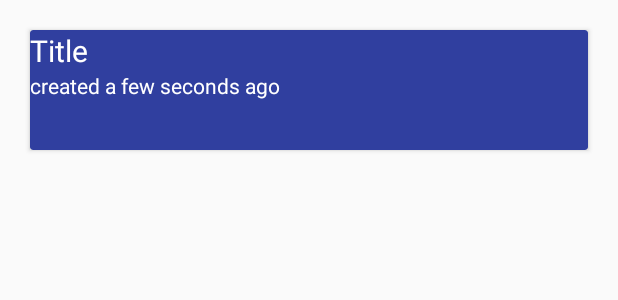
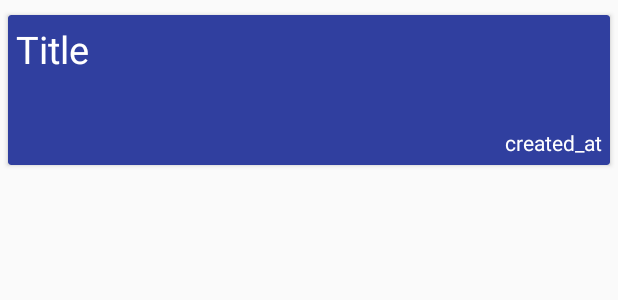
Before and after one commit to dkaushik95/Capstone-Udacity, an Android app: the layout announcement_list_item.xml on its own in the app's theme, with its tools: preview values and no code run, on a phone screen of 412 x 824 dp. Shown: the top 300 px of the screen. Run offline under Robolectric (Android 15) with nearby library versions, the phone set to English and light mode, and no system bars; network calls fail.

```diff
--- a/Frontend/Anunciar/app/src/main/java/anunciar/dishant/com/anunciar/API/API_Calls.java
+++ b/Frontend/Anunciar/app/src/main/java/anunciar/dishant/com/anunciar/API/API_Calls.java
@@ -9,4 +9,5 @@ public class API_Calls {
     public static String GET_ANNOUNCEMENT(int key){
         return GET_ALL_ANNOUNCMENT+"/"+key;
     }
+    public static final String GET_COUNT = "https://anunciar-backend.herokuapp.com/api/v1/counters/count";
 }
--- a/Frontend/Anunciar/app/src/main/java/anunciar/dishant/com/anunciar/UI/Login.java
+++ b/Frontend/Anunciar/app/src/main/java/anunciar/dishant/com/anunciar/UI/Login.java
@@ -83,7 +83,6 @@ public class Login extends AppCompatActivity implements GoogleApiClient.OnConnec
             sp.edit().putString("user_displayName",acct.getDisplayName()).apply();
             sp.edit().putString("user_email",acct.getEmail()).apply();
             sp.edit().putString("user_ID",acct.getId()).apply();
-            //TODO send to mainActivity
 
             Intent intent = new Intent(this, MainActivity.class);
             startActivity(intent);
@@ -93,6 +92,7 @@ public class Login extends AppCompatActivity implements GoogleApiClient.OnConnec
             //TODO remove this in release build
             Intent intent = new Intent(this, MainActivity.class);
             startActivity(intent);
+
             Log.e(TAG, "handleSignInResult: "+result.toString());
             Toast toast = Toast.makeText(getApplicationContext(), result.toString(), Toast.LENGTH_SHORT);
             toast.show();
--- a/Frontend/Anunciar/app/src/main/res/layout/announcement_list_item.xml
+++ b/Frontend/Anunciar/app/src/main/res/layout/announcement_list_item.xml
@@ -3,36 +3,38 @@
     xmlns:tools="http://schemas.android.com/tools"
     android:orientation="vertical"
     android:backgroundTint="@color/colorPrimaryDark"
-    android:layout_width="match_parent"
+    android:layout_width="wrap_content"
     android:layout_height="wrap_content"
-    android:layout_margin="20dp"
+    android:layout_marginEnd="5dp"
+    android:layout_marginStart="5dp"
+    android:layout_marginBottom="50dp"
+    android:layout_marginTop="10dp"
     android:elevation="16dp">
-    <LinearLayout
-        android:orientation="vertical"
+    <RelativeLayout
         android:layout_width="match_parent"
-        android:layout_height="80dp">
+        android:layout_height="100dp">
+        <TextView
+            android:layout_width="wrap_content"
+            android:layout_height="wrap_content"
+            android:id="@+id/card_title"
+            android:text="Title"
+            android:textSize="25sp"
+            android:textColor="#fff"
+            android:layout_alignParentTop="true"
+            android:paddingTop="5dp"
+            android:paddingStart="5dp"
+            android:layout_alignParentStart="true"/>
 
         <TextView
-            android:layout_width="match_parent"
-            android:layout_height="wrap_content"
-            android:text="Title"
-            android:textColor="#FFF"
-            android:id="@+id/card_title"
-            android:layout_gravity="top|start"
-            android:textSize="20sp"/>
-
-        <TextView
-            android:layout_width="match_parent"
+            android:layout_width="wrap_content"
             android:layout_height="wrap_content"
             android:id="@+id/card_created"
-            android:text="created a few seconds ago"
             android:paddingBottom="5dp"
-            android:textColor="#FFF"
-            android:paddingEnd="10dp"
-            android:layout_gravity="bottom|end"
-            tools:gravity="end" />
-
-    </LinearLayout>
-
+            android:paddingEnd="5dp"
+            android:text="created_at"
+            android:layout_alignParentBottom="true"
+            android:layout_alignParentEnd="true"
+            android:textColor="#fff"/>
+    </RelativeLayout>
 
 </android.support.v7.widget.CardView>
```
Also changed, not shown: Frontend/Anunciar/app/src/main/java/anunciar/dishant/com/anunciar/UI/MainActivity.java (+58 -32 lines).
